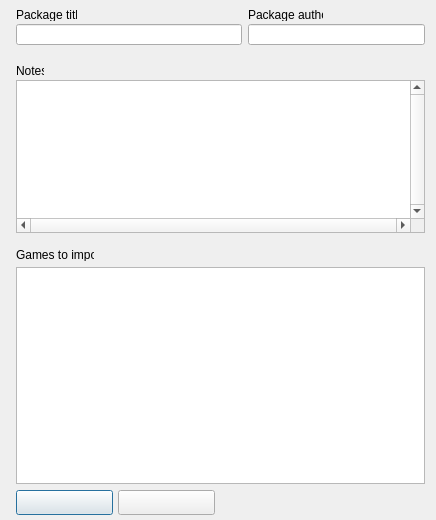
Qt form src/forms/ZipPackageDBGLFormUnit.ui (Eldricos/D-Fend-Reborn) before a commit.
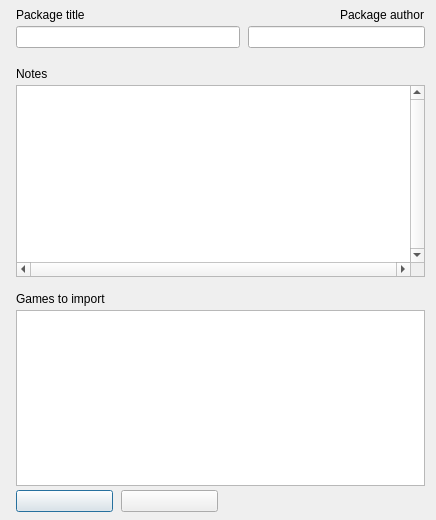
The same form after that commit.

Commit message: Remaining dialogs: Qt layouts instead of fixed pixel positions

What changed in the file:
```diff
--- a/src/forms/ZipPackageDBGLFormUnit.ui
+++ b/src/forms/ZipPackageDBGLFormUnit.ui
@@ -8,78 +8,153 @@
     <property name="vclBorderIcons" stdset="0"><string notr="true">biSystemMenu,biMaximize</string></property>
     <property name="vclDesignWidth" stdset="0"><number>436</number></property>
     <property name="vclDesignHeight" stdset="0"><number>520</number></property>
-    <widget class="QLabel" name="NotesLabel">
-      <property name="geometry"><rect><x>16</x><y>64</y><width>28</width><height>13</height></rect></property>
-      <property name="text"><string>Notes</string></property>
-      <property name="textFormat"><enum>Qt::PlainText</enum></property>
-      <property name="alignment"><set>Qt::AlignLeft|Qt::AlignTop</set></property>
-      <property name="vclAutoSize" stdset="0"><bool>true</bool></property>
-    </widget>
-    <widget class="QLabel" name="GamesLabel">
-      <property name="geometry"><rect><x>16</x><y>248</y><width>78</width><height>13</height></rect></property>
-      <property name="text"><string>Games to import</string></property>
-      <property name="textFormat"><enum>Qt::PlainText</enum></property>
-      <property name="alignment"><set>Qt::AlignLeft|Qt::AlignTop</set></property>
-      <property name="vclAutoSize" stdset="0"><bool>true</bool></property>
-    </widget>
-    <widget class="QLineEdit" name="TitleEdit">
-      <property name="geometry"><rect><x>16</x><y>24</y><width>226</width><height>21</height></rect></property>
-      <property name="vclAnchors" stdset="0"><string notr="true">akLeft,akTop,akRight</string></property>
-      <property name="readOnly"><bool>true</bool></property>
-    </widget>
+    <layout class="QVBoxLayout" name="ZipPackageDBGLForm_Layout" stretch="0,0,0,0,1">
+      <property name="leftMargin"><number>16</number></property>
+      <property name="topMargin"><number>8</number></property>
+      <property name="rightMargin"><number>11</number></property>
+      <property name="bottomMargin"><number>8</number></property>
+      <property name="spacing"><number>0</number></property>
+      <item>
+        <layout class="QGridLayout" name="ZipPackageDBGLForm_Section1" columnstretch="0,1,0">
+          <property name="leftMargin"><number>0</number></property>
+          <property name="topMargin"><number>0</number></property>
+          <property name="rightMargin"><number>0</number></property>
+          <property name="bottomMargin"><number>0</number></property>
+          <property name="horizontalSpacing"><number>8</number></property>
+          <property name="verticalSpacing"><number>4</number></property>
+          <item row="0" column="0">
     <widget class="QLabel" name="TitleEdit_EditLabel">
-      <property name="geometry"><rect><x>16</x><y>8</y><width>61</width><height>13</height></rect></property>
       <property name="text"><string>Package title</string></property>
       <property name="textFormat"><enum>Qt::PlainText</enum></property>
       <property name="vclAutoSize" stdset="0"><bool>true</bool></property>
       <property name="vclFocusControl" stdset="0"><string notr="true">TitleEdit</string></property>
       <property name="vclLabeledEditOf" stdset="0"><string notr="true">TitleEdit</string></property>
     </widget>
-    <widget class="QLineEdit" name="AuthorEdit">
-      <property name="geometry"><rect><x>248</x><y>24</y><width>177</width><height>21</height></rect></property>
-      <property name="vclAnchors" stdset="0"><string notr="true">akTop,akRight</string></property>
-      <property name="readOnly"><bool>true</bool></property>
-    </widget>
+          </item>
+          <item row="0" column="2" alignment="Qt::AlignRight">
     <widget class="QLabel" name="AuthorEdit_EditLabel">
-      <property name="geometry"><rect><x>248</x><y>8</y><width>75</width><height>13</height></rect></property>
       <property name="text"><string>Package author</string></property>
       <property name="textFormat"><enum>Qt::PlainText</enum></property>
       <property name="vclAutoSize" stdset="0"><bool>true</bool></property>
       <property name="vclFocusControl" stdset="0"><string notr="true">AuthorEdit</string></property>
       <property name="vclLabeledEditOf" stdset="0"><string notr="true">AuthorEdit</string></property>
-      <property name="vclAnchors" stdset="0"><string notr="true">akTop,akRight</string></property>
-    </widget>
-    <widget class="QListWidget" name="GamesListBox">
-      <property name="geometry"><rect><x>16</x><y>267</y><width>409</width><height>217</height></rect></property>
-      <property name="vclAnchors" stdset="0"><string notr="true">akLeft,akTop,akRight,akBottom</string></property>
-      <property name="vclCheckList" stdset="0"><bool>true</bool></property>
-    </widget>
+            </widget>
+          </item>
+          <item row="1" column="0" colspan="2">
+            <widget class="QLineEdit" name="TitleEdit">
+              <property name="readOnly"><bool>true</bool></property>
+            </widget>
+          </item>
+          <item row="1" column="2" alignment="Qt::AlignRight">
+            <widget class="QLineEdit" name="AuthorEdit">
+              <property name="readOnly"><bool>true</bool></property>
+              <property name="minimumSize"><size><width>177</width><height>0</height></size></property>
+            </widget>
+          </item>
+          <item row="0" column="1">
+            <spacer name="ZipPackageDBGLForm_Section1_HFill">
+              <property name="orientation"><enum>Qt::Horizontal</enum></property>
+              <property name="sizeHint" stdset="0"><size><width>0</width><height>0</height></size></property>
+            </spacer>
+          </item>
+        </layout>
+      </item>
+      <item>
+        <spacer name="ZipPackageDBGLForm_Gap1">
+          <property name="orientation"><enum>Qt::Vertical</enum></property>
+          <property name="sizeType"><enum>QSizePolicy::Fixed</enum></property>
+          <property name="sizeHint" stdset="0"><size><width>0</width><height>19</height></size></property>
+        </spacer>
+      </item>
+      <item>
+        <layout class="QGridLayout" name="ZipPackageDBGLForm_Section2" columnstretch="0,1">
+          <property name="leftMargin"><number>0</number></property>
+          <property name="topMargin"><number>0</number></property>
+          <property name="rightMargin"><number>0</number></property>
+          <property name="bottomMargin"><number>0</number></property>
+          <property name="horizontalSpacing"><number>8</number></property>
+          <property name="verticalSpacing"><number>4</number></property>
+          <item row="0" column="0" colspan="2">
+            <widget class="QLabel" name="NotesLabel">
+              <property name="text"><string>Notes</string></property>
+              <property name="textFormat"><enum>Qt::PlainText</enum></property>
+              <property name="alignment"><set>Qt::AlignLeft|Qt::AlignTop</set></property>
+            </widget>
+          </item>
+          <item row="1" column="0" colspan="2">
     <widget class="QTextEdit" name="NotesMemo">
-      <property name="geometry"><rect><x>16</x><y>80</y><width>409</width><height>153</height></rect></property>
-      <property name="vclAnchors" stdset="0"><string notr="true">akLeft,akTop,akRight</string></property>
       <property name="readOnly"><bool>true</bool></property>
       <property name="verticalScrollBarPolicy"><enum>Qt::ScrollBarAlwaysOn</enum></property>
       <property name="horizontalScrollBarPolicy"><enum>Qt::ScrollBarAlwaysOn</enum></property>
       <property name="acceptRichText"><bool>false</bool></property>
-    </widget>
+              <property name="minimumSize"><size><width>0</width><height>153</height></size></property>
+            </widget>
+          </item>
+          <item row="0" column="1">
+            <spacer name="ZipPackageDBGLForm_Section2_HFill">
+              <property name="orientation"><enum>Qt::Horizontal</enum></property>
+              <property name="sizeHint" stdset="0"><size><width>0</width><height>0</height></size></property>
+            </spacer>
+          </item>
+        </layout>
+      </item>
+      <item>
+        <spacer name="ZipPackageDBGLForm_Gap2">
+          <property name="orientation"><enum>Qt::Vertical</enum></property>
+          <property name="sizeType"><enum>QSizePolicy::Fixed</enum></property>
+          <property name="sizeHint" stdset="0"><size><width>0</width><height>15</height></size></property>
+        </spacer>
+      </item>
+      <item>
+        <layout class="QGridLayout" name="ZipPackageDBGLForm_Section3" columnstretch="0,0,1" rowstretch="0,1,0">
+          <property name="leftMargin"><number>0</number></property>
+          <property name="topMargin"><number>0</number></property>
+          <property name="rightMargin"><number>0</number></property>
+          <property name="bottomMargin"><number>0</number></property>
+          <property name="horizontalSpacing"><number>8</number></property>
+          <property name="verticalSpacing"><number>4</number></property>
+          <item row="0" column="0" colspan="3">
+            <widget class="QLabel" name="GamesLabel">
+              <property name="text"><string>Games to import</string></property>
+              <property name="textFormat"><enum>Qt::PlainText</enum></property>
+              <property name="alignment"><set>Qt::AlignLeft|Qt::AlignTop</set></property>
+            </widget>
+          </item>
+          <item row="1" column="0" colspan="3">
+            <widget class="QListWidget" name="GamesListBox">
+              <property name="vclCheckList" stdset="0"><bool>true</bool></property>
+              <property name="minimumSize"><size><width>0</width><height>0</height></size></property>
+            </widget>
+          </item>
+          <item row="2" column="0" alignment="Qt::AlignLeft">
     <widget class="QPushButton" name="OKButton">
-      <property name="geometry"><rect><x>16</x><y>490</y><width>97</width><height>25</height></rect></property>
-      <property name="vclAnchors" stdset="0"><string notr="true">akLeft,akBottom</string></property>
-      <property name="text"><string></string></property>
+              <property name="text"><string /></property>
       <property name="autoDefault"><bool>false</bool></property>
       <property name="vclKind" stdset="0"><string notr="true">bkOK</string></property>
       <property name="default"><bool>true</bool></property>
       <property name="vclModalResult" stdset="0"><string notr="true">mrOk</string></property>
-    </widget>
+              <property name="minimumSize"><size><width>97</width><height>0</height></size></property>
+            </widget>
+          </item>
+          <item row="2" column="1" alignment="Qt::AlignLeft">
     <widget class="QPushButton" name="CancelButton">
-      <property name="geometry"><rect><x>118</x><y>490</y><width>97</width><height>25</height></rect></property>
-      <property name="vclAnchors" stdset="0"><string notr="true">akLeft,akBottom</string></property>
-      <property name="text"><string></string></property>
+              <property name="text"><string /></property>
       <property name="autoDefault"><bool>false</bool></property>
       <property name="vclKind" stdset="0"><string notr="true">bkCancel</string></property>
       <property name="vclCancel" stdset="0"><bool>true</bool></property>
       <property name="vclModalResult" stdset="0"><string notr="true">mrCancel</string></property>
-    </widget>
+              <property name="minimumSize"><size><width>97</width><height>0</height></size></property>
+            </widget>
+          </item>
+          <item row="0" column="2">
+            <spacer name="ZipPackageDBGLForm_Section3_HFill">
+              <property name="orientation"><enum>Qt::Horizontal</enum></property>
+              <property name="sizeHint" stdset="0"><size><width>0</width><height>0</height></size></property>
+            </spacer>
+          </item>
+        </layout>
+      </item>
+    </layout>
   </widget>
   <tabstops>
     <tabstop>TitleEdit</tabstop>
```
Left out of the diff: 8 changed lines with no effect on the pictures. Lines whose indentation alone changed are shown as unchanged. The commit also changes 102 other files.
